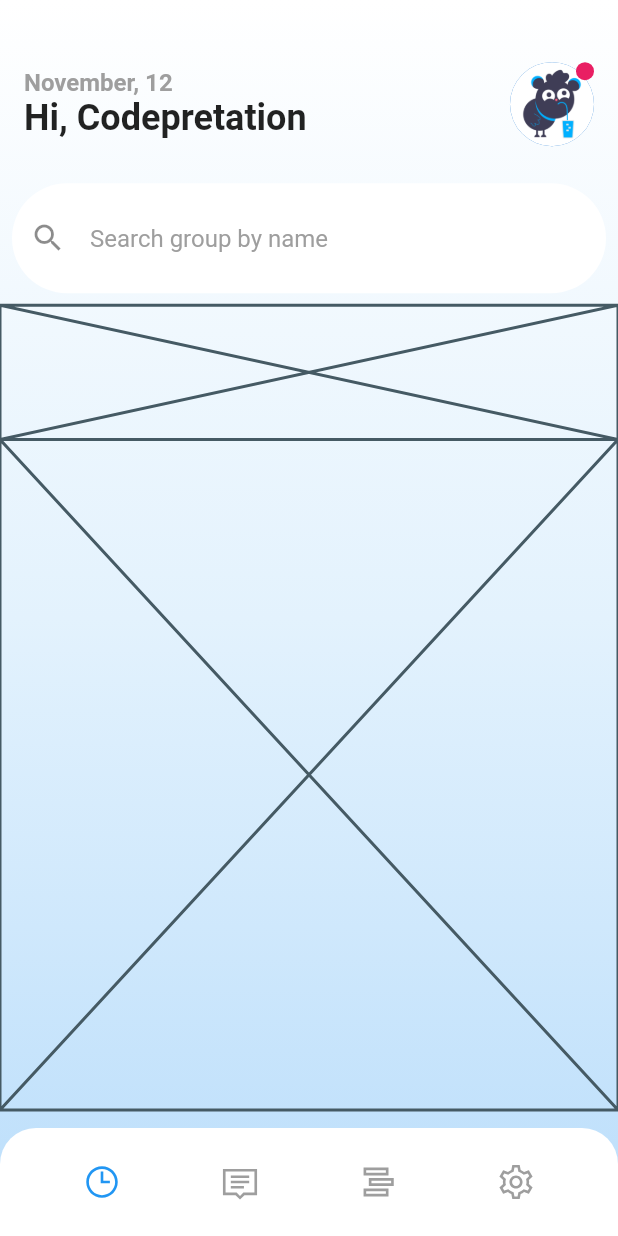
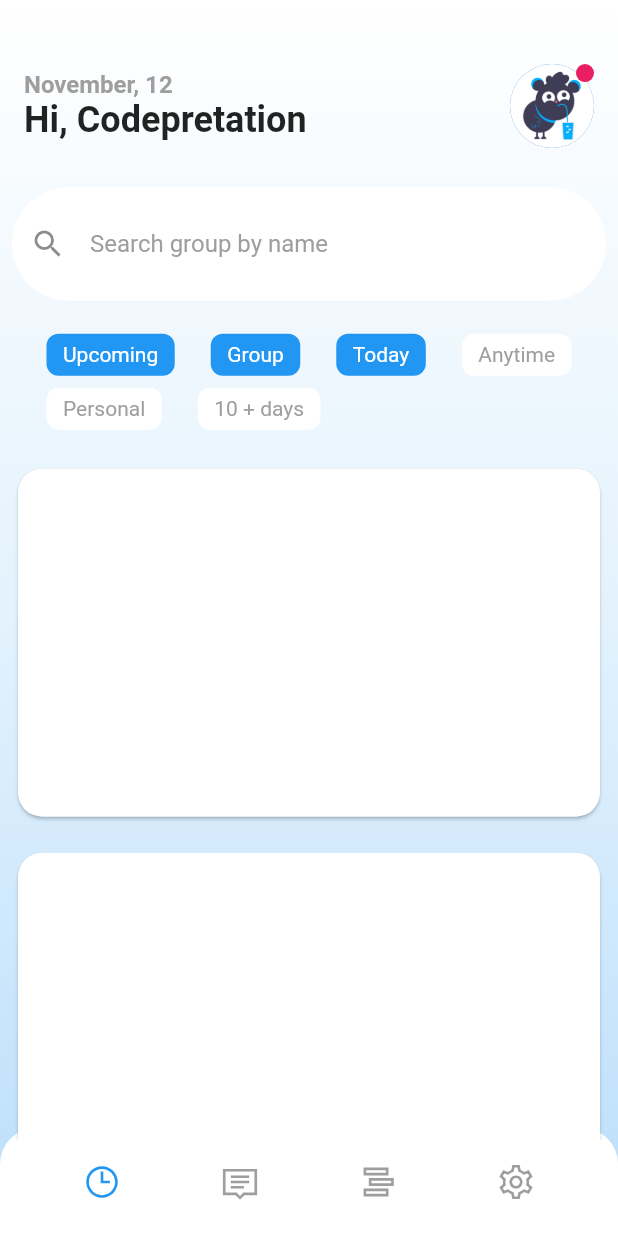
Before and after one commit to jyryuitpro/lecture, a Flutter app: the screen it shows after launch, on a phone screen of 412 x 824 dp. Run offline on Flutter 3.47's test engine with Material 2 defaults, Android fonts, the phone set to English and light mode, and no system bars; our stand-ins replace line_icons.

Commit message:
Lecture App Part 3

```diff
--- a/lib/screens/lecture_home_page.dart
+++ b/lib/screens/lecture_home_page.dart
@@ -1,4 +1,5 @@
 import 'package:flutter/material.dart';
+import 'package:flutter/rendering.dart';
 import 'package:line_icons/line_icons.dart';
 
 class LectureHomePage extends StatefulWidget {
@@ -107,7 +108,7 @@ class _LectureHomePageState extends State<LectureHomePage> {
             left: 0,
             top: MediaQuery.of(context).size.height * 0.03,
             right: 0,
-            bottom: 84,
+            bottom: 64,
             child: Column(
               children: [
                 // Expanded는 Flex 속성값을 설정 할 수 있어서 Widget의 크기를 비율로 조정할 수 있다.
@@ -145,8 +146,8 @@ class _LectureHomePageState extends State<LectureHomePage> {
                           children: const [
                             CircleAvatar(
                               radius: 28,
-                              backgroundImage: AssetImage(
-                                  'assets/images/codepretation.png'),
+                              backgroundImage:
+                                  AssetImage('assets/images/codepretation.png'),
                             ),
                             Positioned(
                               right: 0,
@@ -181,19 +182,139 @@ class _LectureHomePageState extends State<LectureHomePage> {
                               fontSize: 16,
                               color: Colors.grey,
                               fontWeight: FontWeight.normal,
-                          )
-                        ),
+                            )),
                       ),
                     ),
                   ),
                 ),
                 Expanded(
                   flex: 2,
-                  child: Placeholder(),
+                  child: Padding(
+                    padding: const EdgeInsets.symmetric(horizontal: 0),
+                    child: Wrap(
+                      crossAxisAlignment: WrapCrossAlignment.center,
+                      spacing: 24,
+                      runSpacing: 8,
+                      runAlignment: WrapAlignment.center,
+                      alignment: WrapAlignment.start,
+                      children: [
+                        Container(
+                          decoration: BoxDecoration(
+                            color: Colors.blue,
+                            borderRadius: BorderRadius.circular(8),
+                          ),
+                          child: const Padding(
+                            padding: EdgeInsets.symmetric(horizontal: 11, vertical: 6),
+                            child: Text(
+                              'Upcoming',
+                              style: TextStyle(
+                                color: Colors.white,
+                              ),
+                            ),
+                          ),
+                        ),
+                        Container(
+                          decoration: BoxDecoration(
+                            color: Colors.blue,
+                            borderRadius: BorderRadius.circular(8),
+                          ),
+                          child: const Padding(
+                            padding: EdgeInsets.symmetric(horizontal: 11, vertical: 6),
+                            child: Text(
+                              'Group',
+                              style: TextStyle(
+                                color: Colors.white,
+                              ),
+                            ),
+                          ),
+                        ),
+                        Container(
+                          decoration: BoxDecoration(
+                            color: Colors.blue,
+                            borderRadius: BorderRadius.circular(8),
+                          ),
+                          child: const Padding(
+                            padding: EdgeInsets.symmetric(horizontal: 11, vertical: 6),
+                            child: Text(
+                              'Today',
+                              style: TextStyle(
+                                color: Colors.white,
+                              ),
+                            ),
+                          ),
+                        ),
+                        Container(
+                          decoration: BoxDecoration(
+                            color: Colors.white,
+                            borderRadius: BorderRadius.circular(8),
+                          ),
+                          child: const Padding(
+                            padding: EdgeInsets.symmetric(horizontal: 11, vertical: 6),
+                            child: Text(
+                              'Anytime',
+                              style: TextStyle(
+                                color: Colors.grey,
+                              ),
+                            ),
+                          ),
+                        ),
+                        Container(
+                          decoration: BoxDecoration(
+                            color: Colors.white,
+                            borderRadius: BorderRadius.circular(8),
+                          ),
+                          child: const Padding(
+                            padding: EdgeInsets.symmetric(horizontal: 11, vertical: 6),
+                            child: Text(
+                              'Personal',
+                              style: TextStyle(
+                                color: Colors.grey,
+                              ),
+                            ),
+                          ),
+                        ),
+                        Container(
+                          decoration: BoxDecoration(
+                            color: Colors.white,
+                            borderRadius: BorderRadius.circular(8),
+                          ),
+                          child: const Padding(
+                            padding: EdgeInsets.symmetric(horizontal: 11, vertical: 6),
+                            child: Text(
+                              '10 + days',
+                              style: TextStyle(
+                                color: Colors.grey,
+                              ),
+                            ),
+                          ),
+                        ),
+                      ],
+                    ),
+                  ),
                 ),
                 Expanded(
                   flex: 10,
-                  child: Placeholder(),
+                  child: ListView.builder(
+                    padding: EdgeInsets.zero,
+                    itemCount: 8,
+                    itemBuilder: (context, index) {
+                    return Padding(
+                      padding: const EdgeInsets.all(8.0),
+                      child: SizedBox(
+                        height: 240,
+                        child: Card(
+                          shape: RoundedRectangleBorder(
+                            borderRadius: BorderRadius.circular(16),
+                          ),
+                          child: Column(
+                            children: [
+
+                            ],
+                          ),
+                        ),
+                      ),
+                    );
+                  },),
                 ),
               ],
             ),
```
Lines whose indentation alone changed are shown as unchanged.
